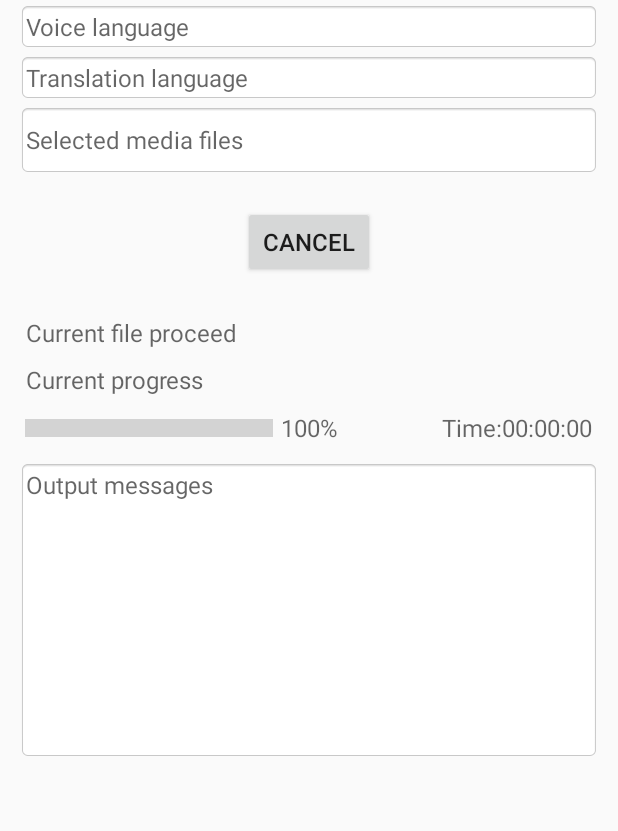
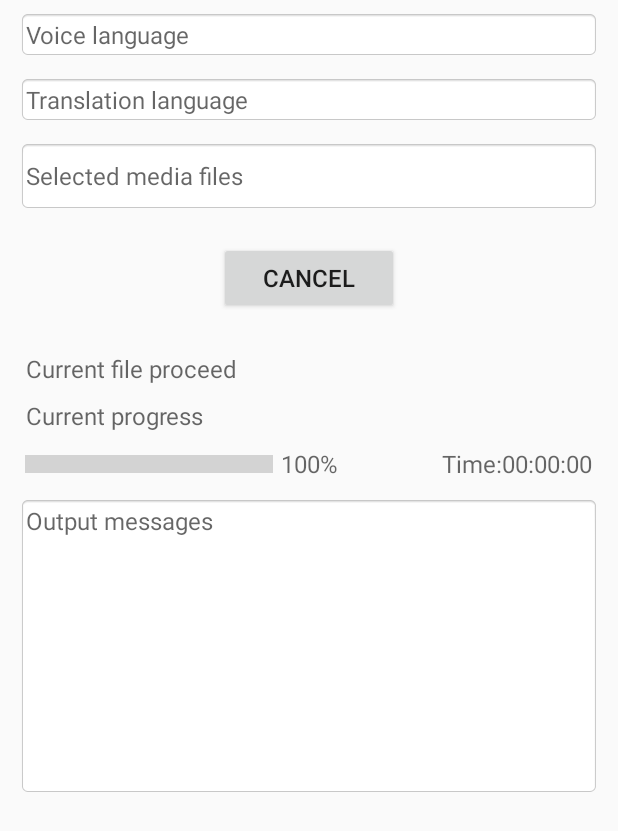
Before and after one commit to botbahlul/android-autosrt-v2, an Android app: the layout activity_transcribe.xml on its own in the app's theme, with its tools: preview values and no code run, on a phone screen of 412 x 824 dp. Shown: the top 831 px of the screen. Run offline under Robolectric (Android 15) with nearby library versions, the phone set to English and light mode, and no system bars.

Commit message:
Add files via upload

```diff
--- a/app/build.gradle
+++ b/app/build.gradle
@@ -26,7 +26,7 @@ android {
         minSdkVersion 23
         targetSdkVersion 30
         versionCode 2
-        versionName "2.8.5"
+        versionName "2.8.6"
 
         ndk {
             abiFilters "armeabi-v7a", "arm64-v8a", "x86", "x86_64"
--- a/app/src/main/res/layout/activity_main.xml
+++ b/app/src/main/res/layout/activity_main.xml
@@ -140,7 +140,7 @@
             android:textAlignment="gravity"
             android:textSize="16sp"
             android:layout_width="wrap_content"
-            android:layout_height="64dp"
+            android:layout_height="90dp"
             android:layout_below="@+id/textview_text3"
             android:layout_gravity="start|center"
             android:layout_marginStart="5dp"
@@ -154,12 +154,12 @@
             android:padding="5dp"
             android:gravity="start"
             android:textAlignment="gravity"
-            android:textSize="14sp"
+            android:textSize="16sp"
             android:background="@android:drawable/editbox_background"
             android:layout_below="@+id/spinner_subtitle_format"
             android:layout_toEndOf="@+id/button_browse"
             android:layout_width="match_parent"
-            android:layout_height="64dp"
+            android:layout_height="90dp"
             android:layout_marginStart="5dp"
             android:layout_marginTop="5dp"
             android:layout_marginEnd="5dp"
--- a/app/src/main/res/layout/activity_transcribe.xml
+++ b/app/src/main/res/layout/activity_transcribe.xml
@@ -27,9 +27,9 @@
             android:layout_width="match_parent"
             android:layout_height="wrap_content"
             android:layout_marginStart="5dp"
-            android:layout_marginTop="0dp"
+            android:layout_marginTop="5dp"
             android:layout_marginEnd="5dp"
-            android:layout_marginBottom="1dp"
+            android:layout_marginBottom="5dp"
             android:layout_centerHorizontal="true"
             />
         <TextView
@@ -45,9 +45,9 @@
             android:layout_width="match_parent"
             android:layout_height="wrap_content"
             android:layout_marginStart="5dp"
-            android:layout_marginTop="0dp"
+            android:layout_marginTop="5dp"
             android:layout_marginEnd="5dp"
-            android:layout_marginBottom="1dp"
+            android:layout_marginBottom="5dp"
             android:layout_centerHorizontal="true"
             />
         <TextView
@@ -63,7 +63,7 @@
             android:layout_width="match_parent"
             android:layout_height="48dp"
             android:layout_marginStart="5dp"
-            android:layout_marginTop="0dp"
+            android:layout_marginTop="5dp"
             android:layout_marginEnd="5dp"
             android:layout_marginBottom="10dp"
             android:layout_centerHorizontal="true"
@@ -71,11 +71,11 @@
         <Button
             android:id="@+id/button_cancel"
             android:text="@string/cancel"
-            android:padding="0dp"
+            android:padding="5dp"
             android:gravity="center"
             android:textAlignment="gravity"
             android:textSize="16sp"
-            android:layout_width="wrap_content"
+            android:layout_width="120dp"
             android:layout_height="wrap_content"
             android:layout_below="@+id/textview_filepath"
             android:layout_marginStart="5dp"
```
Also changed, not shown: app/src/main/java/com/android/autosrt/MainActivity.java (+29 -1 lines), app/src/main/java/com/android/autosrt/TranscribeActivity.java (+24 -5 lines), 1 other file.
